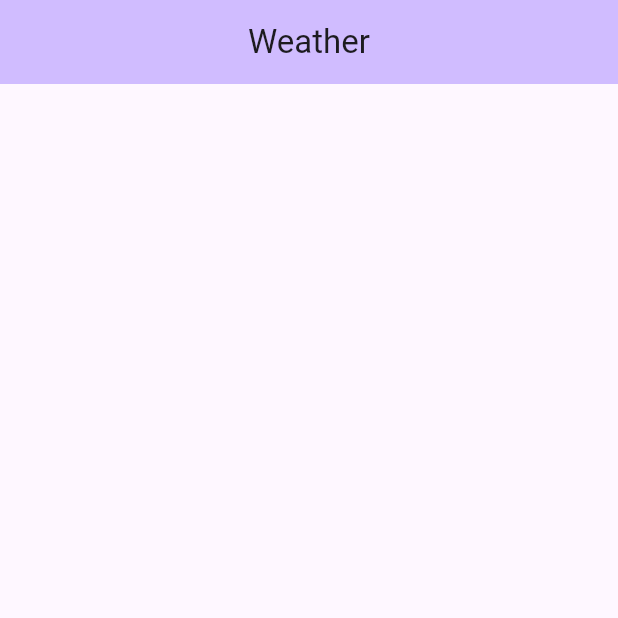
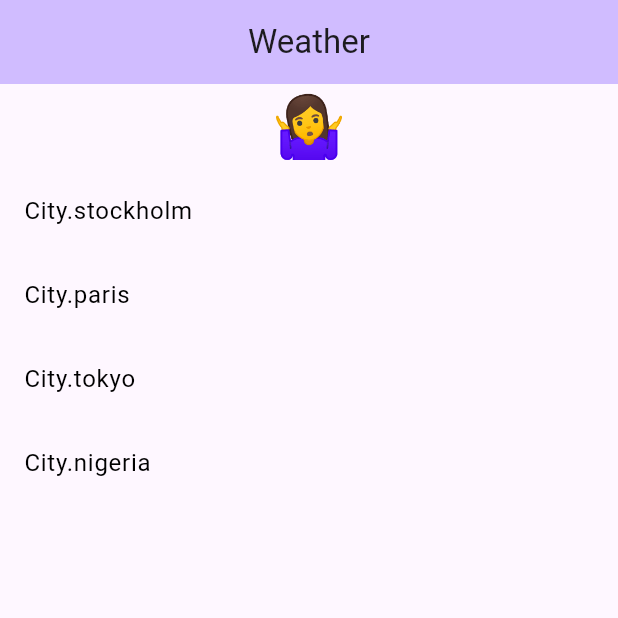
Before and after one commit to lyza-b/riverpod_project_3, a Flutter app: the screen it shows after launch, on a phone screen of 412 x 824 dp, the top half of it. Run offline on Flutter 3.47's test engine with Material 3 defaults, Android fonts, the phone set to English and light mode, and no system bars; our stand-ins replace hooks_riverpod.

Commit message:
final commit

```diff
--- a/lib/main.dart
+++ b/lib/main.dart
@@ -1,3 +1,4 @@
+
 import 'package:flutter/material.dart';
 import 'package:hooks_riverpod/hooks_riverpod.dart';
 
@@ -14,6 +15,8 @@
     return MaterialApp(
       debugShowCheckedModeBanner: false,
       theme: ThemeData(),
+      // darkTheme: ThemeData.dark(),
+      // themeMode: ThemeMode.dark,
       home: const HomePage(),
     );
   }
@@ -36,19 +39,78 @@
       City.paris: '❄',
       City.tokyo: '🍃',
       City.nigeria: '☀',
-  } [city]!,
+    }[city]!,
   );
 }
+
+// UI writes to this
+final currentCityProvider = StateProvider<City?>(
+  (ref) => null,
+);
+
+const unknownWeatherEmoji = '🤷‍♀';
+
+// UI reads to and reads this
+final weatherProvider = FutureProvider((ref) {
+  final city = ref.watch(currentCityProvider);
+  if (city != null) {
+    return getWeather(city);
+  } else {
+    return unknownWeatherEmoji;
+  }
+});
 
 class HomePage extends ConsumerWidget {
   const HomePage({super.key});
   @override
   Widget build(BuildContext context, WidgetRef ref) {
+    //  final display = ref.watch(weatherProvider);
+    final currentWeather = ref.watch(weatherProvider);
+
     return Scaffold(
       appBar: AppBar(
         backgroundColor: Theme.of(context).colorScheme.inversePrimary,
-        title: Text('Weather'),
+        title: const Text('Weather'),
         centerTitle: true,
+      ),
+      body: Column(
+        children: [
+          currentWeather.when(
+            loading:() => const Padding(
+              padding: const EdgeInsets.all(8.0),
+              child: CircularProgressIndicator(),
+            ) ,
+            error: (_, __) =>
+              const Text("Error"),
+            data: (data) => Text(
+              data.toString(),
+              style: const TextStyle(
+                fontSize: 40,
+              ),
+            ),
+          ),
+          Expanded(
+            child: ListView.builder(
+              itemCount: City.values.length,
+              itemBuilder: (context, index) {
+                final city = City.values[index];
+                final isSelected = city == ref.watch(currentCityProvider);
+                return ListTile(
+                  title: Text(
+                    city.toString(),
+                    style: TextStyle(
+                      color: Colors.black,
+                    ),
+                  ),
+                  trailing: isSelected ? const Icon(Icons.check) : null,
+                  onTap: () {
+                    ref.read(currentCityProvider.notifier).state = city;
+                  },
+                );
+              },
+            ),
+          ),
+        ],
       ),
     );
   }
```
Lines whose indentation alone changed are shown as unchanged.
